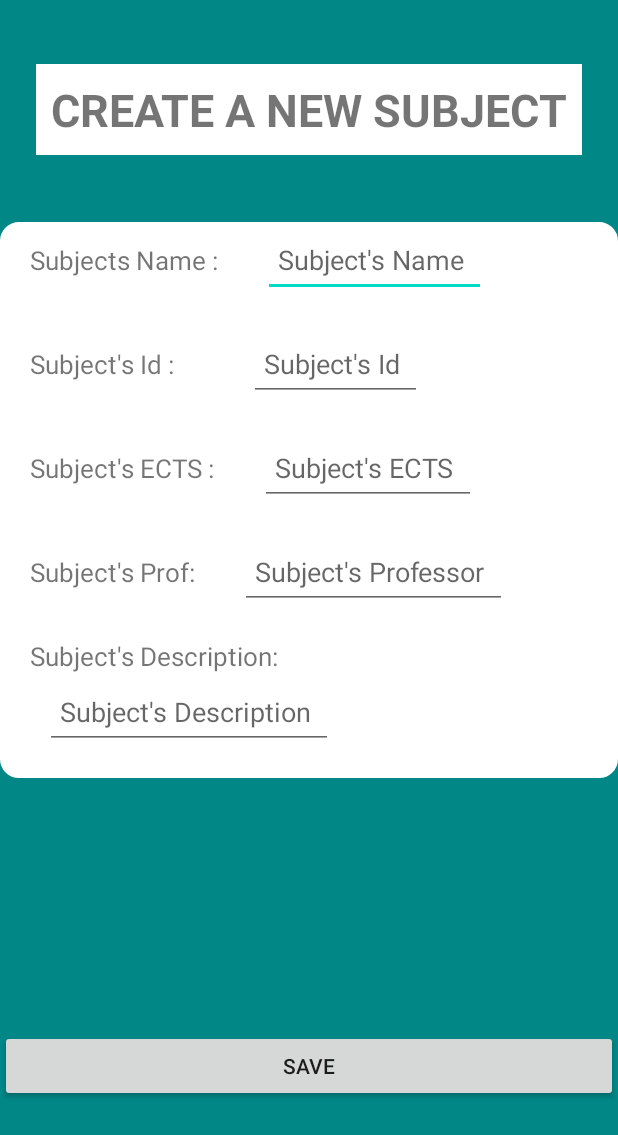
After one commit to GwgwP/UniVerse, an Android app built with Jetpack Compose: the SubjectForm screen opened directly, with no data from a screen before it, on a phone screen of 412 x 824 dp. The commit adds this screen. Shown: the top 1135 px of the screen. Run offline under Robolectric (Android 15) with nearby library versions, the phone set to English and light mode, and no system bars.

Commit message:
created subject's errors

```diff
--- a/app/src/main/java/gr/aueb/softeng/team02/dao/SubjectDAO.java
+++ b/app/src/main/java/gr/aueb/softeng/team02/dao/SubjectDAO.java
@@ -9,4 +9,6 @@ public interface SubjectDAO {
     public void save(Subject subject);
     public void delete(Subject subject);
     public int nextId();
+    public boolean exists(String title);
+
 }
--- a/app/src/main/java/gr/aueb/softeng/team02/memorydao/SubjectDAOMemory.java
+++ b/app/src/main/java/gr/aueb/softeng/team02/memorydao/SubjectDAOMemory.java
@@ -34,4 +34,13 @@ public class SubjectDAOMemory implements SubjectDAO {
     public int nextId() {
         return (entities.size() > 0 ? entities.get(entities.size()-1).getId()+1 : 1);
     }
+
+    public boolean exists(String title){
+        for(Subject k : this.entities){
+            if(title.equalsIgnoreCase(k.getTitle())){
+                return true;
+            }
+        }
+        return false;
+    }
 }
--- a/app/src/main/java/gr/aueb/softeng/team02/view/Search/SearchFragment.java
+++ b/app/src/main/java/gr/aueb/softeng/team02/view/Search/SearchFragment.java
@@ -82,7 +82,7 @@ public class SearchFragment extends Fragment implements SearchView{
 
         TextView textView = new TextView(requireContext());
         textView.setText(title);
-        textView.setTextSize(20);
+        textView.setTextSize(30);
         textView.setPadding(16, 16, 16, 16);
         textView.setOnClickListener(new View.OnClickListener() {
             @Override
--- /dev/null
+++ b/app/src/main/java/gr/aueb/softeng/team02/view/Subject/SubjectAdd/SubjectForm.java
@@ -0,0 +1,128 @@
+package gr.aueb.softeng.team02.view.Subject.SubjectAdd;
+
+import android.app.Activity;
+import android.os.Bundle;
+import android.util.Log;
+import android.view.View;
+import android.widget.Button;
+import android.widget.EditText;
+import android.widget.ImageView;
+import android.widget.Toast;
+
+import gr.aueb.softeng.team02.R;
+import gr.aueb.softeng.team02.memorydao.SubjectDAOMemory;
+
+public class SubjectForm extends Activity implements SubjectFormView{
+
+    private EditText title;
+    private EditText ects;
+    private EditText prof;
+    private EditText id;
+    private EditText desc;
+    private Button send;
+
+    private ImageView xTitle;
+    private ImageView xProf;
+    private ImageView xId;
+    private ImageView xEcts;
+    private ImageView xDesc;
+
+
+
+
+    private SubjectFormPresenter presenter;
+    private SubjectFormView myView;
+
+
+    @Override
+    protected void onCreate(Bundle savedInstanceState) {
+        super.onCreate(savedInstanceState);
+        setContentView(R.layout.activity_subject_form);
+
+        title=(EditText) findViewById(R.id.subjectTitle);
+        ects=(EditText) findViewById(R.id.subjectEcts);
+        prof=(EditText) findViewById(R.id.subjectpProfessor);
+        id=(EditText) findViewById(R.id.subjectId);
+        desc= (EditText) findViewById(R.id.subjectDesc);
+        send= (Button) findViewById(R.id.saveSubjectBut);
+
+        xTitle = (ImageView) findViewById(R.id.exTitle);
+        xProf = (ImageView) findViewById(R.id.exProf);
+        xId = (ImageView) findViewById(R.id.exId);
+        xEcts = (ImageView) findViewById(R.id.exEcts);
+        xDesc = (ImageView) findViewById(R.id.exDesc);
+
+
+        presenter = new SubjectFormPresenter(new SubjectDAOMemory());
+
+        presenter.setView(this);
+
+
+
+    }
+    @Override
+    public void onStart() {
+
+        super.onStart();
+        xTitle.setVisibility(View.GONE);
+        xProf.setVisibility(View.GONE);
+        xId.setVisibility(View.GONE);
+        xEcts.setVisibility(View.GONE);
+        xDesc.setVisibility(View.GONE);
+
+        send.setOnClickListener(new View.OnClickListener() {
+            @Override
+            public void onClick(View view) {
+                Log.e("DEBUGGER",ects.getText().toString().trim());
+                presenter.valid();
+
+            }
+        });
+
+    }
+
+    public String getSubTitle(){
+        return title.getText().toString().trim();
+    }
+
+    public String getProf(){
+        return prof.getText().toString().trim();
+    }
+    public String getEcts(){
+        return ects.getText().toString().trim();
+    }
+    public String getId(){
+        return id.getText().toString().trim();
+    }
+    public String getDesc(){
+        return desc.getText().toString().trim();
+    }
+
+    public void setexTitle(){ xTitle.setVisibility(View.VISIBLE);}
+    public void setexProf(){ xProf.setVisibility(View.VISIBLE);}
+    public void setexId(){ xId.setVisibility(View.VISIBLE);}
+    public void setexEcts(){ xEcts.setVisibility(View.VISIBLE);}
+    public void setexDesc(){ xDesc.setVisibility(View.VISIBLE);}
+
+    public void invTitle(){
+        xTitle.setVisibility(View.GONE);
+    }
+    public void invDesc(){
+        xDesc.setVisibility(View.GONE);
+    }
+    public void invProf(){
+        xProf.setVisibility(View.GONE);
+    }
+    public void invEcts(){
+        xEcts.setVisibility(View.GONE);
+    }
+    public void invId(){
+        xId.setVisibility(View.GONE);
+    }
+
+    public void printEr1(){
+        Toast.makeText(getApplicationContext(),"Please write all the subject's attributes ",Toast.LENGTH_SHORT).show();
+    }
+
+
+}
--- /dev/null
+++ b/app/src/main/java/gr/aueb/softeng/team02/view/Subject/SubjectAdd/SubjectFormPresenter.java
@@ -0,0 +1,96 @@
+package gr.aueb.softeng.team02.view.Subject.SubjectAdd;
+
+import android.widget.Toast;
+
+import java.util.List;
+
+import gr.aueb.softeng.team02.dao.SubjectDAO;
+import gr.aueb.softeng.team02.model.Subject;
+
+public class SubjectFormPresenter {
+
+    private SubjectFormView view;
+    private SubjectDAO sub;
+
+    public SubjectFormPresenter(SubjectDAO sub ) {
+        this.sub=sub;
+    }
+
+    public void setView(SubjectFormView view){
+        this.view=view;
+    }
+
+    public void valid(){
+
+        String title = view.getSubTitle();
+        if(allWritten()) {
+            if (sub.exists(title)) {
+                errorExist();
+
+            } else {
+                int id = Integer.parseInt(view.getId());
+                int ects = Integer.parseInt(view.getEcts());
+                Subject a = new Subject(id, view.getProf(), ects, view.getDesc(), title);
+                sub.save(a);
+            }
+
+        }
+        else{
+            errorNotWritten();
+        }
+
+    }
+
+    private void errorNotWritten() {
+
+        // We make them invisible in the case they were some visible
+        view.invTitle();
+        view.invDesc();
+        view.invProf();
+        view.invEcts();
+        view.invEcts();
+
+        String title = view.getSubTitle();
+        String prof = view.getProf();
+        String desc = view.getDesc();
+        String ects = view.getEcts();
+        String id = view.getId();
+
+        if(title.equals("")){
+            view.setexTitle();
+        }
+        if(prof.equals("")){
+            view.setexProf();
+        }
+        if(desc.equals("")){
+            view.setexDesc();
+        }
+        if(ects.equals("")){
+            view.setexEcts();
+        }
+        if(id.equals("")){
+            view.setexId();
+        }
+
+        view.printEr1();
+
+    }
+
+    public void errorExist(){
+
+//TODO;
+    }
+
+    public boolean allWritten(){
+        String title = view.getSubTitle();
+        String prof = view.getProf();
+        String desc = view.getDesc();
+        String ects = view.getEcts();
+        String id = view.getId();
+
+        if( title.equals("") || prof.equals("")|| desc.equals("")|| ects.equals("")|| id.equals("")){
+            return false;
+        }
+        return true;
+    }
+}
--- /dev/null
+++ b/app/src/main/java/gr/aueb/softeng/team02/view/Subject/SubjectAdd/SubjectFormView.java
@@ -0,0 +1,21 @@
+package gr.aueb.softeng.team02.view.Subject.SubjectAdd;
+
+public interface SubjectFormView {
+    public String getSubTitle();
+    public String getProf();
+    public String getDesc();
+    public String getId();
+    public String getEcts();
+    public void setexTitle();
+    public void setexProf();
+    public void setexId();
+    public void setexEcts();
+    public void setexDesc();
+    public void printEr1();
+    public void invTitle();
+    public void invDesc();
+    public void invProf();
+    public void invEcts();
+    public void invId();
+
+}
--- a/app/src/main/java/gr/aueb/softeng/team02/view/Subject/SubjectFragment.java
+++ b/app/src/main/java/gr/aueb/softeng/team02/view/Subject/SubjectFragment.java
@@ -18,10 +18,8 @@ import java.util.List;
 import gr.aueb.softeng.team02.R;
 import gr.aueb.softeng.team02.dao.Initializer;
 import gr.aueb.softeng.team02.memorydao.MemoryInitializer;
-import gr.aueb.softeng.team02.model.OfferedSubject;
 import gr.aueb.softeng.team02.model.Subject;
-import gr.aueb.softeng.team02.view.Search.Information.InformationSubject;
-import gr.aueb.softeng.team02.view.Search.SearchPresenter;
+import gr.aueb.softeng.team02.view.Subject.SubjectAdd.SubjectForm;
 
 
 public class SubjectFragment extends Fragment implements SubjectView {
@@ -43,23 +41,30 @@ public class SubjectFragment extends Fragment implements SubjectView {
 
         subjectList = myView.findViewById(R.id.subjectContainerSec);
 
-        //addButton = myView.findViewWithTag(R.id.addSubjectButton);
+        addButton = myView.findViewById(R.id.addSubjectButton);
         init = new MemoryInitializer();
         presenter = new SubjectPresenter(init.getSubjectDAO());
         presenter.setView(this);
         presenter.showSub();
 
-       /* addButton.setOnClickListener(new View.OnClickListener() {
+       addButton.setOnClickListener(new View.OnClickListener() {
             @Override
             public void onClick(View view) {
                 presenter.addForm();
             }
-        });*/
+        });
 
 
 
 
         return myView;
+    }
+
+    public void showForm(){
+        Intent intent = new Intent(requireContext(), SubjectForm.class);
+        startActivity(intent);
+
+
     }
 
     public void viewSubs(List<Subject> sub){
--- a/app/src/main/java/gr/aueb/softeng/team02/view/Subject/SubjectPresenter.java
+++ b/app/src/main/java/gr/aueb/softeng/team02/view/Subject/SubjectPresenter.java
@@ -1,8 +1,13 @@
 package gr.aueb.softeng.team02.view.Subject;
 
+import static androidx.core.content.ContextCompat.startActivity;
+
+import android.content.Intent;
 import android.view.View;
 
 import gr.aueb.softeng.team02.dao.SubjectDAO;
+import gr.aueb.softeng.team02.view.Search.Information.InformationSubject;
+import gr.aueb.softeng.team02.view.Secretary.HomeSecretaryActivity;
 
 public class SubjectPresenter {
 
@@ -22,6 +27,7 @@ public class SubjectPresenter {
     }
 
     public void addForm(){
+        view.showForm();
 
     }
 
--- a/app/src/main/java/gr/aueb/softeng/team02/view/Subject/SubjectView.java
+++ b/app/src/main/java/gr/aueb/softeng/team02/view/Subject/SubjectView.java
@@ -7,5 +7,7 @@ import gr.aueb.softeng.team02.model.Subject;
 public interface SubjectView {
     public void viewSubs(List<Subject> sub);
 
-    //public void s
+    public void showForm();
+
+
 }
--- /dev/null
+++ b/app/src/main/res/layout/activity_subject_form.xml
@@ -0,0 +1,268 @@
+<?xml version="1.0" encoding="utf-8"?>
+<androidx.constraintlayout.widget.ConstraintLayout xmlns:android="http://schemas.android.com/apk/res/android"
+    xmlns:app="http://schemas.android.com/apk/res-auto"
+    xmlns:tools="http://schemas.android.com/tools"
+    android:layout_width="match_parent"
+    android:layout_height="match_parent"
+    android:background="@color/teal_700"
+    tools:context=".view.Subject.SubjectAdd.SubjectForm">
+
+
+    <!-- TITLE -->
+    <TextView
+        android:id="@+id/titleForm"
+        android:layout_width="wrap_content"
+        android:layout_height="wrap_content"
+        android:background="@color/white"
+        android:padding="10dp"
+        android:text="CREATE A NEW SUBJECT"
+        android:textSize="30sp"
+        android:textStyle="bold"
+        app:layout_constraintBottom_toBottomOf="parent"
+        app:layout_constraintEnd_toEndOf="parent"
+        app:layout_constraintHorizontal_bias="0.5"
+        app:layout_constraintStart_toStartOf="parent"
+        app:layout_constraintTop_toTopOf="parent"
+        app:layout_constraintVertical_bias="0.056">
+
+    </TextView>
+
+    <LinearLayout
+        android:id="@+id/containerForm"
+        android:layout_width="match_parent"
+        android:layout_height="wrap_content"
+        android:background="@drawable/rounded_search_bar"
+        android:orientation="vertical"
+        app:layout_constraintBottom_toBottomOf="parent"
+        app:layout_constraintTop_toTopOf="parent"
+        app:layout_constraintVertical_bias="0.326"
+        tools:layout_editor_absoluteX="0dp">
+        <!--SUBJECTS NAME-->
+        <LinearLayout
+            android:id="@+id/linearLayoutName"
+            android:layout_width="match_parent"
+            android:layout_height="wrap_content"
+            android:layout_marginBottom="19dp"
+
+            android:orientation="horizontal"
+            app:layout_constraintBottom_toBottomOf="parent"
+            app:layout_constraintTop_toTopOf="parent"
+            app:layout_constraintVertical_bias="0.229"
+            tools:layout_editor_absoluteX="0dp">
+
+            <TextView
+                android:layout_width="wrap_content"
+                android:layout_height="wrap_content"
+                android:layout_marginStart="20dp"
+                android:text="@string/subjects_name"
+                android:textSize="17sp">
+
+            </TextView>
+
+            <EditText
+                android:id="@+id/subjectTitle"
+                android:layout_width="wrap_content"
+                android:layout_height="50dp"
+                android:layout_marginStart="30dp"
+                android:hint="Subject's Name "
+                android:padding="10dp"
+                tools:layout_editor_absoluteX="73dp"
+                tools:layout_editor_absoluteY="394dp">
+
+            </EditText>
+            <ImageView
+                android:id="@+id/exTitle"
+                android:layout_width="wrap_content"
+                android:layout_height="wrap_content"
+                android:src="@android:drawable/ic_delete"
+                android:layout_marginStart="42dp"
+                />
+
+        </LinearLayout>
+        <!--SUBJECTS ID -->
+        <LinearLayout
+            android:id="@+id/linearLayoutId"
+            android:layout_width="match_parent"
+            android:layout_height="wrap_content"
+            android:layout_marginBottom="19dp"
+
+            android:orientation="horizontal"
+            app:layout_constraintBottom_toBottomOf="parent"
+            app:layout_constraintTop_toTopOf="parent"
+            app:layout_constraintVertical_bias="0.353"
+            tools:layout_editor_absoluteX="0dp">
+
+            <TextView
+                android:layout_width="wrap_content"
+                android:layout_height="wrap_content"
+                android:layout_marginStart="20dp"
+                android:text="@string/subject_s_id"
+                android:textSize="17sp">
+
+            </TextView>
+
+            <EditText
+                android:id="@+id/subjectId"
+                android:layout_width="wrap_content"
+                android:layout_height="50dp"
+                android:layout_marginStart="50dp"
+                android:hint="Subject's Id "
+                android:padding="10dp"
+                tools:layout_editor_absoluteX="73dp"
+                tools:layout_editor_absoluteY="394dp">
+
+            </EditText>
+
+            <ImageView
+                android:id="@+id/exId"
+                android:layout_width="wrap_content"
+                android:layout_height="wrap_content"
+                android:src="@android:drawable/ic_delete"
+                android:layout_marginStart="85dp"
+                />
+
+        </LinearLayout>
+        <!--SUBJECTS ECTS-->
+        <LinearLayout
+            android:id="@+id/linearLayoutEcts"
+            android:layout_width="match_parent"
+            android:layout_height="wrap_content"
+            android:layout_marginBottom="19dp"
+
+            android:orientation="horizontal"
+            app:layout_constraintBottom_toBottomOf="parent"
+            app:layout_constraintTop_toTopOf="parent"
+            app:layout_constraintVertical_bias="0.483"
+            tools:layout_editor_absoluteX="0dp">
+
+            <TextView
+                android:layout_width="wrap_content"
+                android:layout_height="wrap_content"
+                android:layout_marginStart="20dp"
+                android:text="@string/subject_s_ects"
+                android:textSize="17sp">
+
+            </TextView>
+
+            <EditText
+                android:id="@+id/subjectEcts"
+                android:layout_width="wrap_content"
+                android:layout_height="50dp"
+                android:layout_marginStart="30dp"
+                android:hint="Subject's ECTS "
+                android:padding="10dp"
+                tools:layout_editor_absoluteX="73dp"
+                tools:layout_editor_absoluteY="394dp">
+
+            </EditText>
+
+            <ImageView
+                android:id="@+id/exEcts"
+                android:layout_width="wrap_content"
+                android:layout_height="wrap_content"
+                android:src="@android:drawable/ic_delete"
+                android:layout_marginStart="50dp"
+                />
+
+        </LinearLayout>
+        <!--SUBJECTS PROFESSOR-->
+        <LinearLayout
+            android:id="@+id/linearLayoutProffesor"
+            android:layout_width="match_parent"
+            android:layout_height="wrap_content"
+            android:layout_marginBottom="19dp"
+
+            android:orientation="horizontal"
+            app:layout_constraintBottom_toBottomOf="parent"
+            app:layout_constraintTop_toTopOf="parent"
+            app:layout_constraintVertical_bias="0.621"
+            tools:layout_editor_absoluteX="0dp">
+
+            <TextView
+                android:layout_width="wrap_content"
+                android:layout_height="wrap_content"
+                android:layout_marginStart="20dp"
+                android:text="@string/subject_s_prof"
+                android:textSize="17sp">
+
+            </TextView>
+
+            <EditText
+                android:id="@+id/subjectpProfessor"
+                android:layout_width="wrap_content"
+                android:layout_height="50dp"
+                android:layout_marginStart="30dp"
+                android:hint="Subject's Professor "
+                android:padding="10dp"
+                tools:layout_editor_absoluteX="73dp"
+                tools:layout_editor_absoluteY="394dp">
+
+            </EditText>
+
+            <ImageView
+                android:id="@+id/exProf"
+                android:layout_width="wrap_content"
+                android:layout_height="wrap_content"
+                android:src="@android:drawable/ic_delete"
+                android:layout_marginStart="27dp"
+                />
+
+        </LinearLayout>
+        <!--SUBJECTS DESCRIPTION-->
+        <LinearLayout
+            android:id="@+id/linearLayoutDescription"
+            android:layout_width="match_parent"
+            android:layout_height="wrap_content"
+            android:layout_marginBottom="19dp"
+
+            android:orientation="vertical"
+            app:layout_constraintBottom_toBottomOf="parent"
+            app:layout_constraintTop_toTopOf="parent"
+            app:layout_constraintVertical_bias="0.757"
+            tools:layout_editor_absoluteX="0dp">
+            <LinearLayout
+                android:layout_width="wrap_content"
+                android:layout_height="wrap_content"
+                android:orientation = "horizontal">
+            <TextView
+                android:layout_width="wrap_content"
+                android:layout_height="wrap_content"
+                android:layout_marginStart="20dp"
+                android:text="@string/subject_s_description"
+                android:textSize="17sp" />
+
+            <ImageView
+                android:id="@+id/exDesc"
+                android:layout_width="wrap_content"
+                android:layout_height="wrap_content"
+                android:src="@android:drawable/ic_delete"
+                android:layout_marginStart="180dp"/>
+            </LinearLayout>
+
+            <EditText
+                android:id="@+id/subjectDesc"
+                android:layout_width="wrap_content"
+                android:layout_height="50dp"
+                android:layout_marginStart="30dp"
+                android:hint="Subject's Description "
+                android:padding="10dp"
+                tools:layout_editor_absoluteX="73dp"
+                tools:layout_editor_absoluteY="394dp">
+
+            </EditText>
+
+        </LinearLayout>
+
+    </LinearLayout>
+
+    <Button
+        android:id="@+id/saveSubjectBut"
+        android:layout_width="match_parent"
+        android:layout_height="wrap_content"
+        android:text="@string/save"
+        app:layout_constraintBottom_toBottomOf="parent"
+        app:layout_constraintTop_toTopOf="parent"
+        app:layout_constraintVertical_bias="0.885"
+        tools:layout_editor_absoluteX="0dp" />
+
+</androidx.constraintlayout.widget.ConstraintLayout>
--- a/app/src/main/res/values/strings.xml
+++ b/app/src/main/res/values/strings.xml
@@ -34,4 +34,10 @@
     <string name="professor">Professor :</string>
     <string name="ects">ECTS :</string>
     <string name="id">Id :</string>
+    <string name="subject_s_id">Subject\'s Id :</string>
+    <string name="subjects_name">Subjects Name :</string>
+    <string name="subject_s_ects">Subject\'s ECTS :</string>
+    <string name="subject_s_prof">Subject\'s Prof:</string>
+    <string name="subject_s_description">Subject\'s Description:</string>
+    <string name="save">SAVE</string>
 </resources>
```
Also changed, not shown: app/src/main/AndroidManifest.xml (+7 -5 lines).
